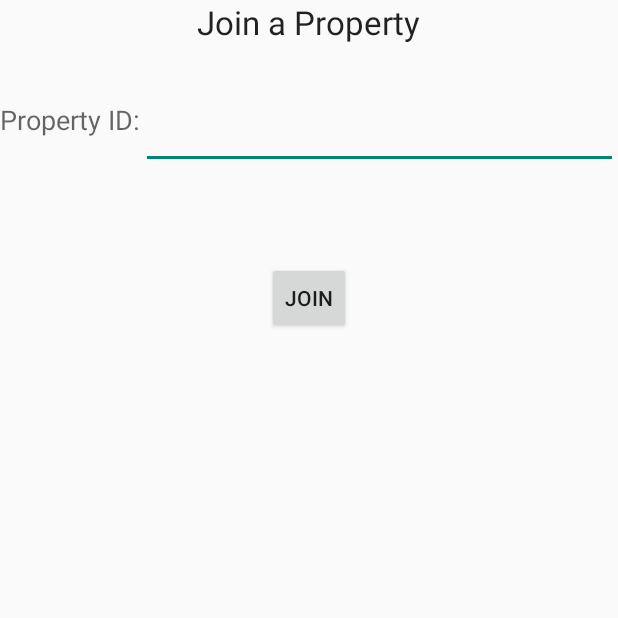
After one commit to Jessewparker/At-Ease, an Android app: the AddTenantToPropertyActivity screen opened directly, with no data from a screen before it, on a phone screen of 412 x 824 dp, the top half of it. The commit adds this screen. Run offline under Robolectric (Android 15) with nearby library versions, the phone set to English and light mode, and no system bars.

Commit message:
login, add property, sign up, and add tenant to property

```diff
--- a/app/src/main/AndroidManifest.xml
+++ b/app/src/main/AndroidManifest.xml
@@ -26,6 +26,7 @@
         <activity android:name=".LoginActivity"/>
         <activity android:name=".SignUpActivity"/>
         <activity android:name=".AddPropertyActivity"/>
+        <activity android:name=".AddTenantToPropertyActivity"/>
     </application>
 
     <uses-permission android:name="android.permission.INTERNET" />
--- a/app/src/main/java/com/atease/at_ease/AddPropertyActivity.java
+++ b/app/src/main/java/com/atease/at_ease/AddPropertyActivity.java
@@ -73,6 +73,9 @@ public class AddPropertyActivity extends Activity {
                 property.put("address", address);
                 property.put("nickname", nickname);
                 property.put("owner", currentUser);
+
+                currentUser.put("managedProperties", currentUser.getInt("managedProperties") + 1);
+                currentUser.saveInBackground();
                 property.saveInBackground();
 
                 startActivity(intent);
--- /dev/null
+++ b/app/src/main/java/com/atease/at_ease/AddTenantToPropertyActivity.java
@@ -0,0 +1,71 @@
+package com.atease.at_ease;
+
+import android.app.Activity;
+import android.content.Intent;
+import android.os.Bundle;
+import android.util.Log;
+import android.view.View;
+import android.widget.Button;
+import android.widget.EditText;
+import android.widget.Toast;
+
+import com.parse.*;
+
+/**
+ * Created by lguthrie825 on 11/19/15.
+ */
+public class AddTenantToPropertyActivity extends Activity {
+    private Button add;
+    private EditText propertyID;
+    private String id;
+    private ParseObject place;
+
+final String TAG = "AddTenantToProp";
+    @Override
+    protected void onCreate(Bundle savedInstanceState) {
+        super.onCreate(savedInstanceState);
+
+        setContentView(R.layout.activity_add_tenant_to_property);
+
+        add = (Button) findViewById(R.id.addButton);
+        propertyID = (EditText) findViewById(R.id.propertyID);
+        Log.d(TAG, "started Acitivity");
+        add.setOnClickListener(new View.OnClickListener() {
+            @Override
+            public void onClick(View v) {
+                id = propertyID.getText().toString();
+                final Intent intentAdd = new Intent(AddTenantToPropertyActivity.this, AddTenantToPropertyActivity.class);
+
+                ParseQuery<ParseObject> placeQuery = ParseQuery.getQuery("Property");
+                placeQuery.whereEqualTo("nickname", id);
+                placeQuery.getFirstInBackground(new GetCallback<ParseObject>() {
+                    public void done(final ParseObject prop, ParseException e) {
+                        if (prop == null) {
+                            Toast.makeText(AddTenantToPropertyActivity.this, "Property does not exist", Toast.LENGTH_LONG).show();
+                            startActivity(intentAdd);
+                        } else {
+                            ParseUser user = ParseUser.getCurrentUser();
+                            user.put("liveAt", prop);
+                        }
+                    }
+                });
+
+//                ParseQuery<ParseObject> personQuery = ParseQuery.getQuery("User");
+//                personQuery.whereEqualTo("username", username);
+//                personQuery.getFirstInBackground(new GetCallback<ParseObject>() {
+//                    public void done(ParseObject object, ParseException e) {
+//                        if (object == null) {
+//                            Toast.makeText(AddTenantToPropertyActivity.this, "User does not exist", Toast.LENGTH_LONG).show();
+//                            startActivity(intentAdd);
+//                        } else {
+//                            object.put("liveAt", place);
+//                            startActivity(intentAdd);
+//                        }
+//                    }
+//                });
+
+            }
+        });
+
+    }
+}
--- /dev/null
+++ b/app/src/main/res/layout/activity_add_tenant_to_property.xml
@@ -0,0 +1,54 @@
+<?xml version="1.0" encoding="utf-8"?>
+<LinearLayout xmlns:android="http://schemas.android.com/apk/res/android"
+    android:orientation="vertical" android:layout_width="match_parent"
+    android:layout_height="match_parent">
+
+    <RelativeLayout
+        android:layout_width="match_parent"
+        android:layout_height="match_parent"
+        android:layout_gravity="center_horizontal">
+
+        <TextView
+            android:layout_width="wrap_content"
+            android:layout_height="wrap_content"
+            android:textAppearance="?android:attr/textAppearanceLarge"
+            android:text="Join a Property"
+            android:id="@+id/textView4"
+            android:layout_gravity="center_horizontal"
+            android:layout_alignParentTop="true"
+            android:layout_centerHorizontal="true" />
+
+        <TextView
+            android:layout_width="wrap_content"
+            android:layout_height="wrap_content"
+            android:textAppearance="?android:attr/textAppearanceMedium"
+            android:text="Property ID:"
+            android:id="@+id/textView5"
+            android:layout_below="@+id/textView4"
+            android:layout_alignParentLeft="true"
+            android:layout_alignParentStart="true"
+            android:layout_marginTop="38dp" />
+
+        <EditText
+            android:layout_width="wrap_content"
+            android:layout_height="wrap_content"
+            android:id="@+id/propertyID"
+            android:layout_alignTop="@+id/textView5"
+            android:layout_alignParentRight="true"
+            android:layout_alignParentEnd="true"
+            android:layout_toRightOf="@+id/textView5"
+            android:layout_toEndOf="@+id/textView5" />
+
+        <Button
+            style="?android:attr/buttonStyleSmall"
+            android:layout_width="wrap_content"
+            android:layout_height="wrap_content"
+            android:text="Join"
+            android:id="@+id/addButton"
+            android:layout_below="@+id/propertyID"
+            android:layout_centerHorizontal="true"
+            android:layout_marginTop="62dp" />
+
+    </RelativeLayout>
+
+</LinearLayout>
```
Also changed, not shown: app/src/main/java/com/atease/at_ease/MainActivity.java (+16 -0 lines), app/src/main/java/com/atease/at_ease/SignUpActivity.java (+60 -5 lines), app/src/main/res/layout/activity_main.xml (+10 -0 lines), app/src/main/res/layout/activity_signup.xml (+18 -18 lines).
